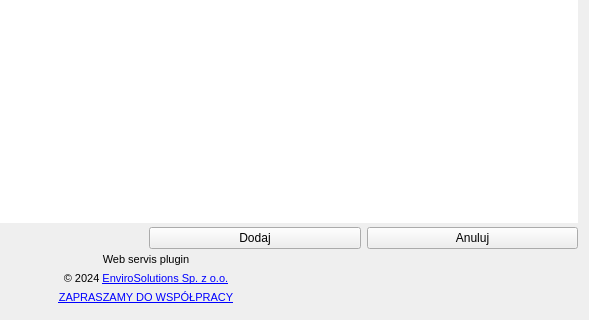
The window that web_service_plugin_dialog_base.ui (envirosolutionspl/integrator_uslug_danych_przestrzennych) describes before a commit, drawn with Qt 5; both pictures show x 297 to 886 and y 310 to 630 of the 886 by 630 pixel window.
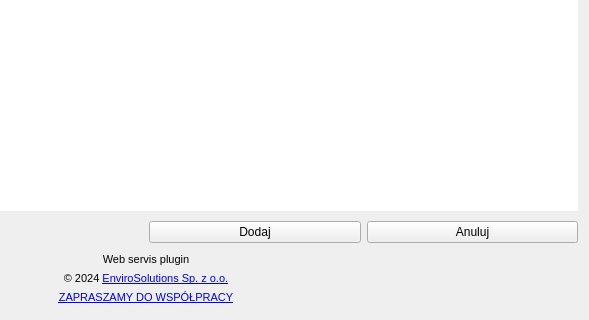
The same window after the commit. Icons and pictures are not drawn.

Commit message: zwiększenie marginesu obszaru przycisku dodaj/anuluj

Patch:
```diff
--- a/web_service_plugin_dialog_base.ui
+++ b/web_service_plugin_dialog_base.ui
@@ -357,13 +357,13 @@
        <number>0</number>
       </property>
       <property name="topMargin">
-       <number>0</number>
+       <number>6</number>
       </property>
       <property name="rightMargin">
        <number>0</number>
       </property>
       <property name="bottomMargin">
-       <number>0</number>
+       <number>6</number>
       </property>
       <item>
        <widget class="QPushButton" name="add_btn">
```
